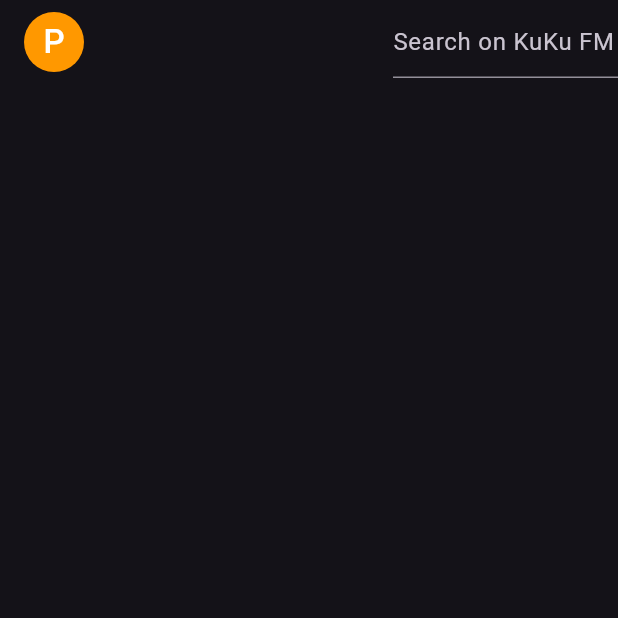
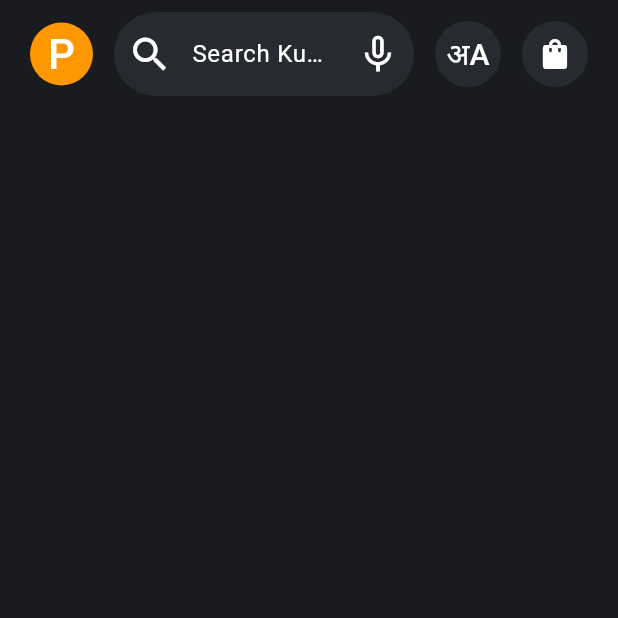
Before and after one commit to Pranavp37/kuku_fm_clone, a Flutter app: the screen it shows after launch, on a phone screen of 412 x 824 dp, the top half of it. Run offline on Flutter 3.47's test engine with Material 3 defaults, Android fonts, the light colour scheme and no system bars.

Commit message:
appbar completed

```diff
--- a/lib/main.dart
+++ b/lib/main.dart
@@ -15,7 +15,7 @@ class MyApp extends StatelessWidget {
       darkTheme: ThemeData(brightness: Brightness.dark),
       themeMode: ThemeMode.dark,
       debugShowCheckedModeBanner: false,
-      home:const HomeScreen(),
+      home: const HomeScreen(),
     );
   }
 }
--- /dev/null
+++ b/lib/utils/color_constant.dart
@@ -0,0 +1,5 @@
+import 'package:flutter/material.dart';
+
+class ColorConstant {
+  static const Color grayLightColor = Color(0xff272a31);
+}
--- a/lib/view/Home_screen/home_screen.dart
+++ b/lib/view/Home_screen/home_screen.dart
@@ -1,4 +1,5 @@
 import 'package:flutter/material.dart';
+import 'package:kuku_fm_clone/utils/color_constant.dart';
 
 class HomeScreen extends StatelessWidget {
   const HomeScreen({super.key});
@@ -6,30 +7,75 @@ class HomeScreen extends StatelessWidget {
   @override
   Widget build(BuildContext context) {
     return Scaffold(
-      appBar: AppBar(
-        title: const CircleAvatar(
-          radius: 20,
+      backgroundColor: const Color(0xff1a1b1f),
+      body: SafeArea(
+        child: Container(
+          padding: const EdgeInsets.symmetric(horizontal: 20, vertical: 8.0),
+          child: Column(
+            children: [
+              Row(
+                mainAxisAlignment: MainAxisAlignment.spaceBetween,
+                children: [
+                  const CircleAvatar(
+                    radius: 21,
                     backgroundColor: Colors.orange,
                     child: Text(
                       'P',
+                      style: TextStyle(color: Colors.white, fontSize: 28),
+                    ),
+                  ),
+                  SizedBox(
+                    width: 200,
+                    child: TextFormField(
+                      decoration: InputDecoration(
+                        border: InputBorder.none,
+                        prefixIcon: const Icon(
+                          color: Colors.white,
+                          Icons.search,
+                          size: 30,
+                        ),
+                        hintStyle: const TextStyle(color: Colors.white),
+                        hintText: 'Search KuKu Fm',
+                        suffixIcon: const Icon(
+                          Icons.mic_none,
+                          size: 30,
+                          color: Colors.white,
+                        ),
+                        enabledBorder: OutlineInputBorder(
+                            borderSide: BorderSide.none,
+                            borderRadius: BorderRadius.circular(30)),
+                        focusedBorder: OutlineInputBorder(
+                          borderRadius: BorderRadius.circular(30),
+                          borderSide: BorderSide.none,
+                        ),
+                        fillColor: ColorConstant.grayLightColor,
+                        filled: true,
+                      ),
+                    ),
+                  ),
+                  const CircleAvatar(
+                    radius: 22,
+                    backgroundColor: ColorConstant.grayLightColor,
+                    child: Text(
+                      'अA',
                       style: TextStyle(
-              fontSize: 22,
+                        color: Colors.white,
+                        fontSize: 20,
+                      ),
+                    ),
+                  ),
+                  const CircleAvatar(
+                    radius: 22,
+                    backgroundColor: ColorConstant.grayLightColor,
+                    child: Icon(
+                      Icons.shopping_bag_rounded,
                       color: Colors.white,
                     ),
                   ),
-        ),
-        actions: [
-          SizedBox(width: 150, child: TextFormField(
-            decoration: InputDecoration(
-              hintText: 'Search on KuKu FM',
-
-            ),
-          )),
+                ],
+              )
             ],
           ),
-      body: Container(
-        child: Column(
-          children: [],
         ),
       ),
     );
```
Lines whose indentation alone changed are shown as unchanged.
